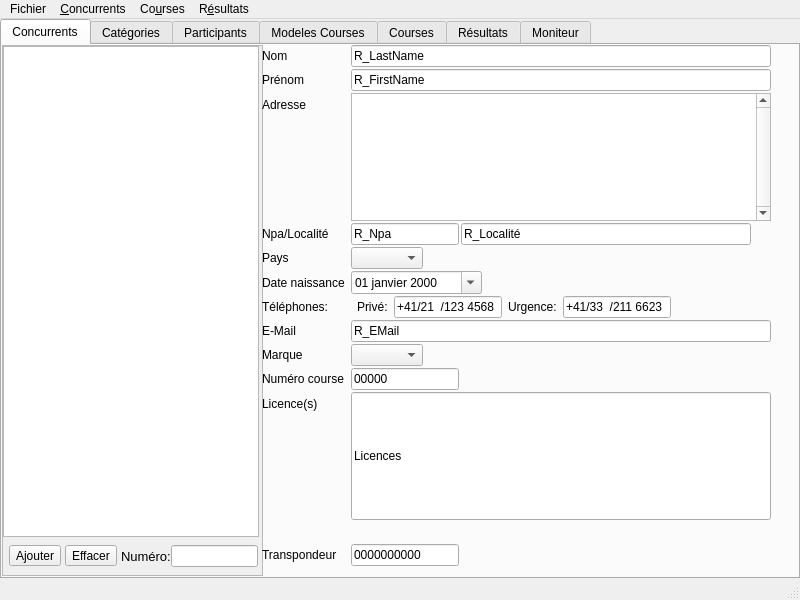
Before: the Qt Designer form MainWindow.ui in alcatrazproduction/Chrono, drawn with Qt 5.
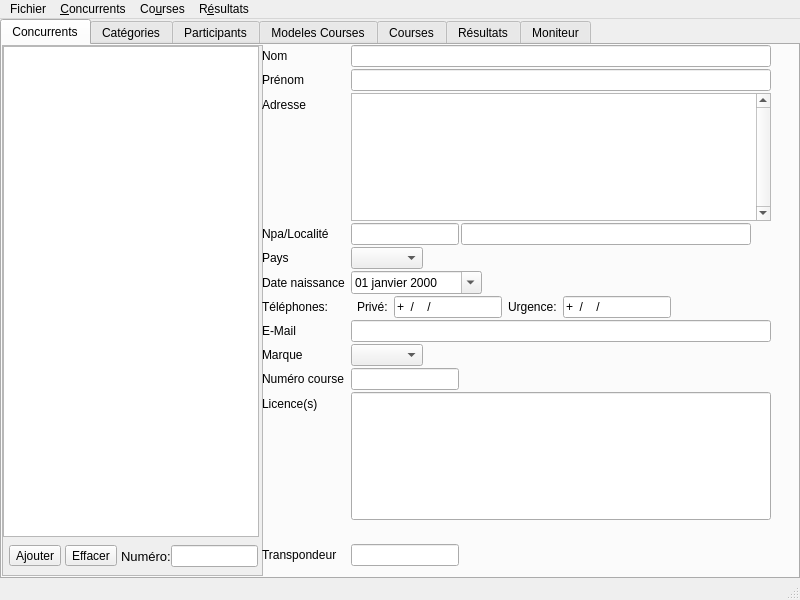
After: the same form once the commit is applied. The open tabs and pages were chosen to show the change.

What changed in the file:
```diff
--- a/MainWindow.ui
+++ b/MainWindow.ui
@@ -325,7 +325,7 @@
           </size>
          </property>
          <property name="text">
-          <string>R_LastName</string>
+          <string/>
          </property>
         </widget>
        </item>
@@ -345,7 +345,7 @@
           </size>
          </property>
          <property name="text">
-          <string>R_FirstName</string>
+          <string/>
          </property>
         </widget>
        </item>
@@ -463,7 +463,7 @@
             <string notr="true"/>
            </property>
            <property name="text">
-            <string notr="true">R_Npa</string>
+            <string notr="true"/>
            </property>
            <property name="maxLength">
             <number>9</number>
@@ -479,7 +479,7 @@
             </size>
            </property>
            <property name="text">
-            <string>R_Localité</string>
+            <string/>
            </property>
           </widget>
          </item>
@@ -587,7 +587,7 @@
             <string>+##/####/### ####</string>
            </property>
            <property name="text">
-            <string notr="true">+41/21/123 4568</string>
+            <string notr="true">+// </string>
            </property>
            <property name="placeholderText">
             <string notr="true"/>
@@ -610,7 +610,7 @@
             <string notr="true">+##/####/### ####</string>
            </property>
            <property name="text">
-            <string notr="true">+41/33/211 6623</string>
+            <string notr="true">+// </string>
            </property>
           </widget>
          </item>
@@ -650,7 +650,7 @@
           <string notr="true"/>
          </property>
          <property name="text">
-          <string notr="true">R_EMail</string>
+          <string notr="true"/>
          </property>
          <property name="placeholderText">
           <string notr="true"/>
@@ -711,7 +711,7 @@
           <set>Qt::ImhDialableCharactersOnly|Qt::ImhDigitsOnly</set>
          </property>
          <property name="text">
-          <string notr="true">00000</string>
+          <string notr="true"/>
          </property>
          <property name="maxLength">
           <number>5</number>
@@ -758,7 +758,7 @@
           <string notr="true"/>
          </property>
          <property name="text">
-          <string notr="true">Licences</string>
+          <string notr="true"/>
          </property>
         </widget>
        </item>
@@ -800,7 +800,7 @@
           <set>Qt::ImhDialableCharactersOnly|Qt::ImhDigitsOnly|Qt::ImhFormattedNumbersOnly</set>
          </property>
          <property name="text">
-          <string notr="true">0000000000</string>
+          <string notr="true"/>
          </property>
          <property name="maxLength">
           <number>12</number>
```
Left out of the diff: 2 changed lines with no effect on the pictures.
